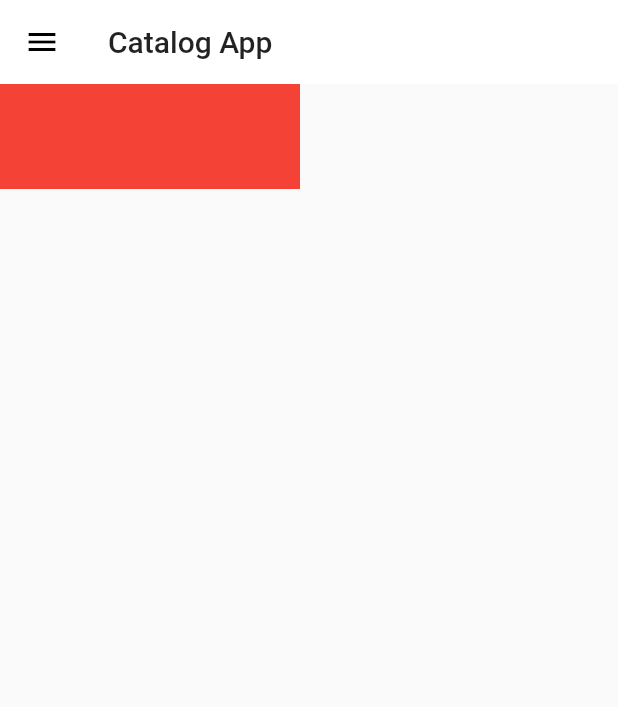
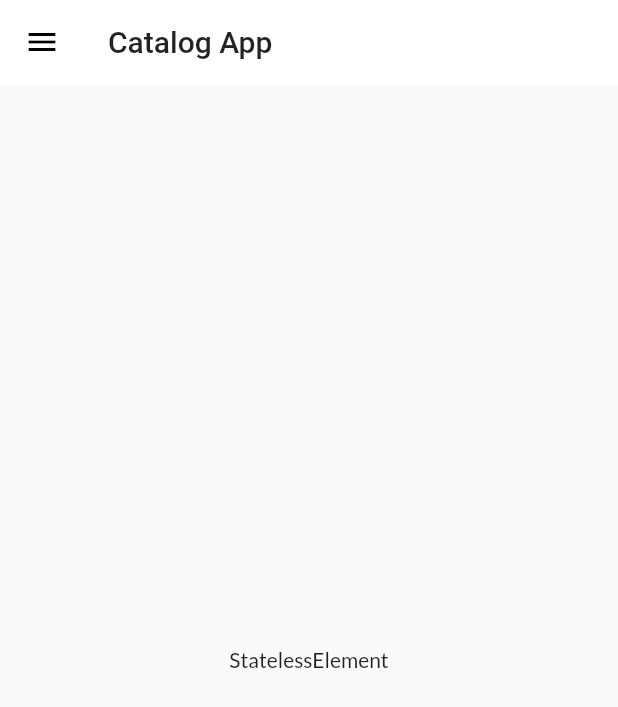
Before and after one commit to bikalchudal11/30DaysOfFlutter, a Flutter app: the screen it shows after launch, on a phone screen of 412 x 824 dp. Shown: the top 707 px of the screen. Run offline on Flutter 3.47's test engine with Material 2 defaults, Android fonts, the phone set to English and light mode, and no system bars; our stand-ins replace google_fonts.

Commit message:
day 11 completed

```diff
--- a/lib/pages/home_page.dart
+++ b/lib/pages/home_page.dart
@@ -15,17 +15,10 @@ class HomePage extends StatelessWidget {
           'Catalog App',
         ),
       ),
-      body: Container(
-        constraints: BoxConstraints(
-            minHeight: 70, maxHeight: 200, minWidth: 70, maxWidth: 200),
-        color: Colors.green,
-        child: Container(
-          //height and width must be lies between the range of constraints otherwise the parent's constraints is applied.
-          height: 50,
-          width: 300,
-          color: Colors.red,
-        ),
-      ),
+      body: Center(
+          child: Container(
+              //verifies that context is a Stateless element by line 22
+              child: Text(context.runtimeType.toString()))),
       drawer: MyDrawer(),
     );
   }
```
